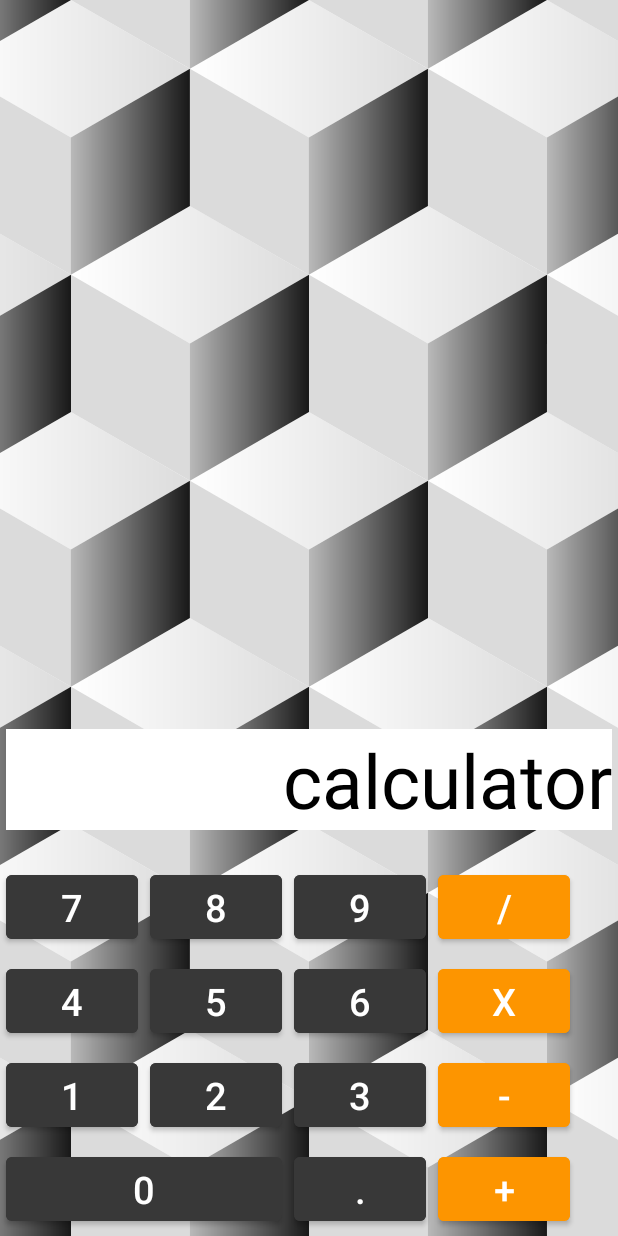
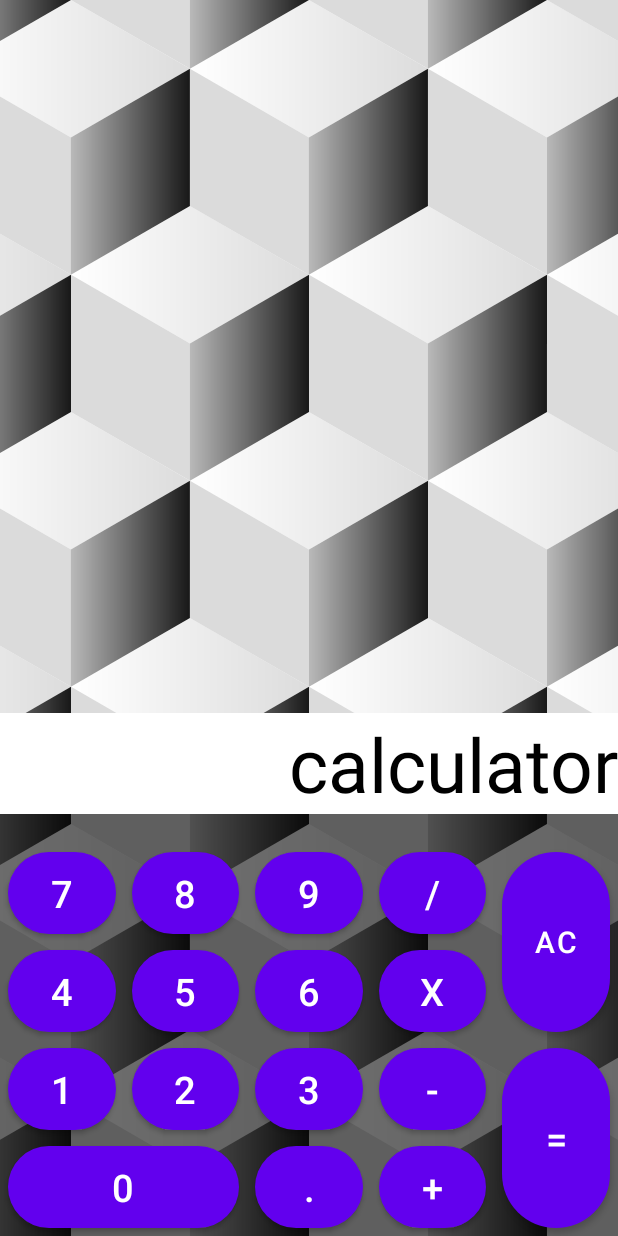
Before and after one commit to ciganchik/second_lesson, an Android app: the screen it shows after launch (MainActivity), on a phone screen of 412 x 824 dp. Run offline under Robolectric (Android 15) with nearby library versions, the phone set to English and light mode, and no system bars.

Commit message:
Попытался сделать круглые кнопки, форма фышла, а вот цвет они не унаслодовали, даже если передавать через background.

```diff
--- /dev/null
+++ b/app/src/main/res/drawable/rounded_corner.xml
@@ -0,0 +1,5 @@
+<?xml version="1.0" encoding="utf-8"?>
+<shape xmlns:android="http://schemas.android.com/apk/res/android">
+    <corners  android:radius="360sp"/>
+    <solid android:color="@color/white" />
+</shape>
--- /dev/null
+++ b/app/src/main/res/layout-land/activity_main.xml
@@ -0,0 +1,167 @@
+<?xml version="1.0" encoding="utf-8"?>
+<androidx.constraintlayout.widget.ConstraintLayout xmlns:android="http://schemas.android.com/apk/res/android"
+    xmlns:app="http://schemas.android.com/apk/res-auto"
+    android:layout_width="match_parent"
+    android:layout_height="match_parent">
+
+
+    <ImageView
+        android:id="@+id/imageView2"
+        android:layout_width="0dp"
+        android:layout_height="0dp"
+        android:columnCount="4"
+        android:scaleType="centerCrop"
+        android:useDefaultMargins="true"
+        app:layout_constraintBottom_toBottomOf="parent"
+        app:layout_constraintEnd_toEndOf="parent"
+        app:layout_constraintHorizontal_bias="0.0"
+        app:layout_constraintStart_toStartOf="parent"
+        app:layout_constraintTop_toTopOf="parent"
+        app:layout_constraintVertical_bias="0.0"
+        app:srcCompat="@drawable/background_2025316" />
+
+    <GridLayout
+        android:layout_width="match_parent"
+        android:layout_height="wrap_content"
+        android:columnCount="4"
+        android:useDefaultMargins="true"
+        app:layout_constraintBottom_toBottomOf="parent"
+        app:layout_constraintEnd_toEndOf="parent"
+        app:layout_constraintStart_toStartOf="parent">
+
+        <TextView
+            android:id="@+id/textView"
+            android:layout_width="match_parent"
+            android:layout_height="wrap_content"
+            android:layout_columnSpan="4"
+            android:layout_marginBottom="20dp"
+            android:background="@color/white"
+            android:gravity="end"
+            android:text="@string/app_name"
+            android:textColor="@color/black"
+            android:textSize="50sp" />
+
+        <Button
+            android:id="@+id/button_7"
+            android:layout_width="wrap_content"
+            android:layout_height="wrap_content"
+            android:backgroundTint="@color/usual_btn"
+            android:text="@string/btn_7"
+            android:textSize="25sp" />
+
+        <Button
+            android:id="@+id/button_8"
+            android:layout_width="wrap_content"
+            android:layout_height="wrap_content"
+            android:backgroundTint="@color/usual_btn"
+            android:text="@string/btn_8"
+            android:textSize="25sp" />
+
+        <Button
+            android:id="@+id/button_9"
+            android:layout_width="wrap_content"
+            android:layout_height="wrap_content"
+            android:backgroundTint="@color/usual_btn"
+            android:text="@string/btn_9"
+            android:textSize="25sp" />
+
+        <Button
+            android:id="@+id/divw"
+            android:layout_width="wrap_content"
+            android:layout_height="wrap_content"
+            android:backgroundTint="@color/main_btn"
+            android:text="@string/dive"
+            android:textSize="25sp" />
+
+        <Button
+            android:id="@+id/button_4"
+            android:layout_width="wrap_content"
+            android:layout_height="wrap_content"
+            android:backgroundTint="@color/usual_btn"
+            android:text="@string/btn_4"
+            android:textSize="25sp" />
+
+        <Button
+            android:id="@+id/button_5"
+            android:layout_width="wrap_content"
+            android:layout_height="wrap_content"
+            android:backgroundTint="@color/usual_btn"
+            android:text="@string/btn_5"
+            android:textSize="25sp" />
+
+        <Button
+            android:id="@+id/button_6"
+            android:layout_width="wrap_content"
+            android:layout_height="wrap_content"
+            android:backgroundTint="@color/usual_btn"
+            android:text="@string/btn_6"
+            android:textSize="25sp" />
+
+        <Button
+            android:id="@+id/multiply"
+            android:layout_width="wrap_content"
+            android:layout_height="wrap_content"
+            android:backgroundTint="@color/main_btn"
+            android:text="@string/mult"
+            android:textSize="25sp" />
+
+        <Button
+            android:id="@+id/button_1"
+            android:layout_width="wrap_content"
+            android:layout_height="wrap_content"
+            android:backgroundTint="@color/usual_btn"
+            android:text="@string/btn_1"
+            android:textSize="25sp" />
+
+        <Button
+            android:id="@+id/button_2"
+            android:layout_width="wrap_content"
+            android:layout_height="wrap_content"
+            android:backgroundTint="@color/usual_btn"
+            android:text="@string/btn_2"
+            android:textSize="25sp" />
+
+        <Button
+            android:id="@+id/button_3"
+            android:layout_width="wrap_content"
+            android:layout_height="wrap_content"
+            android:backgroundTint="@color/usual_btn"
+            android:text="@string/btn_3"
+            android:textSize="25sp" />
+
+        <Button
+            android:id="@+id/minus"
+            android:layout_width="wrap_content"
+            android:layout_height="wrap_content"
+            android:backgroundTint="@color/main_btn"
+            android:text="@string/minus"
+            android:textSize="25sp" />
+
+        <Button
+            android:id="@+id/button_0"
+            android:layout_width="wrap_content"
+            android:layout_height="wrap_content"
+            android:layout_columnSpan="2"
+            android:layout_gravity="fill_horizontal"
+            android:backgroundTint="@color/usual_btn"
+            android:text="@string/btn_0"
+            android:textSize="25sp" />
+
+        <Button
+            android:id="@+id/button_dot"
+            android:layout_width="wrap_content"
+            android:layout_height="wrap_content"
+            android:backgroundTint="@color/usual_btn"
+            android:text="@string/btn_dot"
+            android:textSize="25sp" />
+
+        <Button
+            android:id="@+id/plus"
+            android:layout_width="wrap_content"
+            android:layout_height="wrap_content"
+            android:backgroundTint="@color/main_btn"
+            android:text="@string/plus"
+            android:textSize="25sp" />
+
+    </GridLayout>
+</androidx.constraintlayout.widget.ConstraintLayout>
--- a/app/src/main/res/layout/activity_main.xml
+++ b/app/src/main/res/layout/activity_main.xml
@@ -6,7 +6,6 @@
     android:layout_width="match_parent"
     android:layout_height="match_parent"
     tools:context=".MainActivity">
-
 
     <ImageView
         android:id="@+id/imageView2"
@@ -19,154 +18,266 @@
         app:layout_constraintStart_toStartOf="parent"
         app:layout_constraintTop_toTopOf="parent"
         app:layout_constraintVertical_bias="0.0"
-        android:columnCount="4"
-        android:useDefaultMargins="true"
         app:srcCompat="@drawable/background_2025316" />
 
-
-    <GridLayout
-        android:layout_width="match_parent"
+    <LinearLayout
+        android:layout_width="0dp"
         android:layout_height="wrap_content"
-        android:columnCount="4"
-        android:useDefaultMargins="true"
+        android:background="#90000000"
+        android:orientation="vertical"
         app:layout_constraintBottom_toBottomOf="parent"
         app:layout_constraintEnd_toEndOf="parent"
         app:layout_constraintStart_toStartOf="parent">
 
+
         <TextView
-            android:id="@+id/textView"
+            android:id="@+id/display"
             android:layout_width="match_parent"
             android:layout_height="wrap_content"
-            android:layout_columnSpan="4"
             android:layout_marginBottom="20dp"
             android:background="@color/white"
-            android:gravity="end"
+            android:gravity="end|center_vertical"
+            android:minHeight="60dp"
             android:text="@string/app_name"
             android:textColor="@color/black"
             android:textSize="50sp" />
 
+        <GridLayout
+            android:layout_width="match_parent"
+            android:layout_height="wrap_content">
+
+
+
             <Button
                 android:id="@+id/button_7"
-            android:layout_width="wrap_content"
+                android:layout_width="0dp"
                 android:layout_height="wrap_content"
+                android:layout_row="1"
+                android:layout_column="0"
+                android:layout_columnWeight="1"
+                android:layout_margin="5dp"
+                android:background="@drawable/rounded_corner"
                 android:backgroundTint="@color/usual_btn"
                 android:text="@string/btn_7"
                 android:textSize="25sp" />
 
             <Button
                 android:id="@+id/button_8"
-            android:layout_width="wrap_content"
+                android:layout_width="0dp"
                 android:layout_height="wrap_content"
+                android:layout_row="1"
+                android:layout_column="1"
+                android:layout_columnWeight="1"
+                android:layout_margin="5dp"
+                android:background="@drawable/rounded_corner"
                 android:backgroundTint="@color/usual_btn"
                 android:text="@string/btn_8"
                 android:textSize="25sp" />
 
             <Button
                 android:id="@+id/button_9"
-            android:layout_width="wrap_content"
+                android:layout_width="0dp"
                 android:layout_height="wrap_content"
+                android:layout_row="1"
+                android:layout_column="2"
+                android:layout_columnWeight="1"
+                android:layout_margin="5dp"
+                android:background="@drawable/rounded_corner"
                 android:backgroundTint="@color/usual_btn"
                 android:text="@string/btn_9"
                 android:textSize="25sp" />
 
             <Button
-            android:id="@+id/divw"
-            android:layout_width="wrap_content"
+                android:id="@+id/button_dive"
+                android:layout_width="0dp"
                 android:layout_height="wrap_content"
+                android:layout_row="1"
+                android:layout_column="3"
+                android:layout_columnWeight="1"
+                android:layout_margin="5dp"
+                android:background="@drawable/rounded_corner"
                 android:backgroundTint="@color/main_btn"
                 android:text="@string/dive"
                 android:textSize="25sp" />
 
             <Button
+                android:id="@+id/button_del"
+                android:layout_width="0dp"
+                android:layout_height="wrap_content"
+                android:layout_row="1"
+                android:layout_rowSpan="2"
+                android:layout_column="4"
+                android:layout_columnWeight="1"
+                android:layout_gravity="fill_vertical"
+                android:layout_margin="5dp"
+                android:background="@drawable/rounded_corner"
+                android:backgroundTint="@color/usual_btn"
+                android:text="@string/del"
+                android:textSize="20sp" />
+
+
+            <Button
                 android:id="@+id/button_4"
-            android:layout_width="wrap_content"
+                android:layout_width="0dp"
                 android:layout_height="wrap_content"
+                android:layout_row="2"
+                android:layout_column="0"
+                android:layout_columnWeight="1"
+                android:layout_margin="5dp"
+                android:background="@drawable/rounded_corner"
                 android:backgroundTint="@color/usual_btn"
                 android:text="@string/btn_4"
                 android:textSize="25sp" />
 
             <Button
                 android:id="@+id/button_5"
-            android:layout_width="wrap_content"
+                android:layout_width="0dp"
                 android:layout_height="wrap_content"
+                android:layout_row="2"
+                android:layout_column="1"
+                android:layout_columnWeight="1"
+                android:layout_margin="5dp"
+                android:background="@drawable/rounded_corner"
                 android:backgroundTint="@color/usual_btn"
                 android:text="@string/btn_5"
                 android:textSize="25sp" />
 
             <Button
                 android:id="@+id/button_6"
-            android:layout_width="wrap_content"
+                android:layout_width="0dp"
                 android:layout_height="wrap_content"
+                android:layout_row="2"
+                android:layout_column="2"
+                android:layout_columnWeight="1"
+                android:layout_margin="5dp"
+                android:background="@drawable/rounded_corner"
                 android:backgroundTint="@color/usual_btn"
                 android:text="@string/btn_6"
                 android:textSize="25sp" />
 
             <Button
-            android:id="@+id/multiply"
-            android:layout_width="wrap_content"
+                android:id="@+id/button_mult"
+                android:layout_width="0dp"
                 android:layout_height="wrap_content"
+                android:layout_row="2"
+                android:layout_column="3"
+                android:layout_columnWeight="1"
+                android:layout_margin="5dp"
+                android:background="@drawable/rounded_corner"
                 android:backgroundTint="@color/main_btn"
                 android:text="@string/mult"
                 android:textSize="25sp" />
 
             <Button
                 android:id="@+id/button_1"
-            android:layout_width="wrap_content"
+                android:layout_width="0dp"
                 android:layout_height="wrap_content"
+                android:layout_row="3"
+                android:layout_column="0"
+                android:layout_columnWeight="1"
+                android:layout_margin="5dp"
+                android:background="@drawable/rounded_corner"
                 android:backgroundTint="@color/usual_btn"
                 android:text="@string/btn_1"
                 android:textSize="25sp" />
 
             <Button
                 android:id="@+id/button_2"
-            android:layout_width="wrap_content"
+                android:layout_width="0dp"
                 android:layout_height="wrap_content"
+                android:layout_row="3"
+                android:layout_column="1"
+                android:layout_columnWeight="1"
+                android:layout_margin="5dp"
+                android:background="@drawable/rounded_corner"
                 android:backgroundTint="@color/usual_btn"
                 android:text="@string/btn_2"
                 android:textSize="25sp" />
 
             <Button
                 android:id="@+id/button_3"
-            android:layout_width="wrap_content"
+                android:layout_width="0dp"
                 android:layout_height="wrap_content"
+                android:layout_row="3"
+                android:layout_column="2"
+                android:layout_columnWeight="1"
+                android:layout_margin="5dp"
+                android:background="@drawable/rounded_corner"
                 android:backgroundTint="@color/usual_btn"
                 android:text="@string/btn_3"
                 android:textSize="25sp" />
 
             <Button
-            android:id="@+id/minus"
-            android:layout_width="wrap_content"
+                android:id="@+id/button_minus"
+                android:layout_width="0dp"
                 android:layout_height="wrap_content"
+                android:layout_row="3"
+                android:layout_column="3"
+                android:layout_columnWeight="1"
+                android:layout_margin="5dp"
+                android:background="@drawable/rounded_corner"
                 android:backgroundTint="@color/main_btn"
                 android:text="@string/minus"
                 android:textSize="25sp" />
 
             <Button
+                android:id="@+id/button_equals"
+                android:layout_width="0dp"
+                android:layout_height="wrap_content"
+                android:layout_row="3"
+                android:layout_rowSpan="2"
+                android:layout_column="4"
+                android:layout_columnWeight="1"
+                android:layout_gravity="fill_vertical"
+                android:layout_margin="5dp"
+                android:background="@drawable/rounded_corner"
+                android:backgroundTint="@color/main_btn"
+                android:text="@string/equals"
+                android:textSize="25sp" />
+
+
+            <Button
                 android:id="@+id/button_0"
-            android:layout_width="wrap_content"
+                android:layout_width="0dp"
                 android:layout_height="wrap_content"
+                android:layout_row="4"
+                android:layout_column="0"
                 android:layout_columnSpan="2"
-            android:layout_gravity="fill_horizontal"
+                android:layout_columnWeight="1"
+                android:layout_margin="5dp"
+                android:background="@drawable/rounded_corner"
                 android:backgroundTint="@color/usual_btn"
                 android:text="@string/btn_0"
                 android:textSize="25sp" />
 
             <Button
                 android:id="@+id/button_dot"
-            android:layout_width="wrap_content"
+                android:layout_width="0dp"
                 android:layout_height="wrap_content"
+                android:layout_row="4"
+                android:layout_column="2"
+                android:layout_columnWeight="1"
+                android:layout_margin="5dp"
+                android:background="@drawable/rounded_corner"
                 android:backgroundTint="@color/usual_btn"
                 android:text="@string/btn_dot"
                 android:textSize="25sp" />
 
             <Button
-            android:id="@+id/plus"
-            android:layout_width="wrap_content"
+                android:id="@+id/button_plus"
+                android:layout_width="0dp"
                 android:layout_height="wrap_content"
-            android:backgroundTint="@color/main_btn"
+                android:layout_row="4"
+                android:layout_column="3"
+                android:layout_columnWeight="1"
+                android:layout_margin="5dp"
+                android:background="@drawable/rounded_corner"
+                android:backgroundTint="@color/usual_btn"
                 android:text="@string/plus"
                 android:textSize="25sp" />
 
         </GridLayout>
 
+    </LinearLayout>
+
 </androidx.constraintlayout.widget.ConstraintLayout>
--- a/app/src/main/res/values/strings.xml
+++ b/app/src/main/res/values/strings.xml
@@ -16,4 +16,6 @@
     <string name="minus">-</string>
     <string name="mult">x</string>
     <string name="dive">/</string>
+    <string name="del">AC</string>
+    <string name="equals">=</string>
 </resources>
```
Lines whose indentation alone changed are shown as unchanged.
